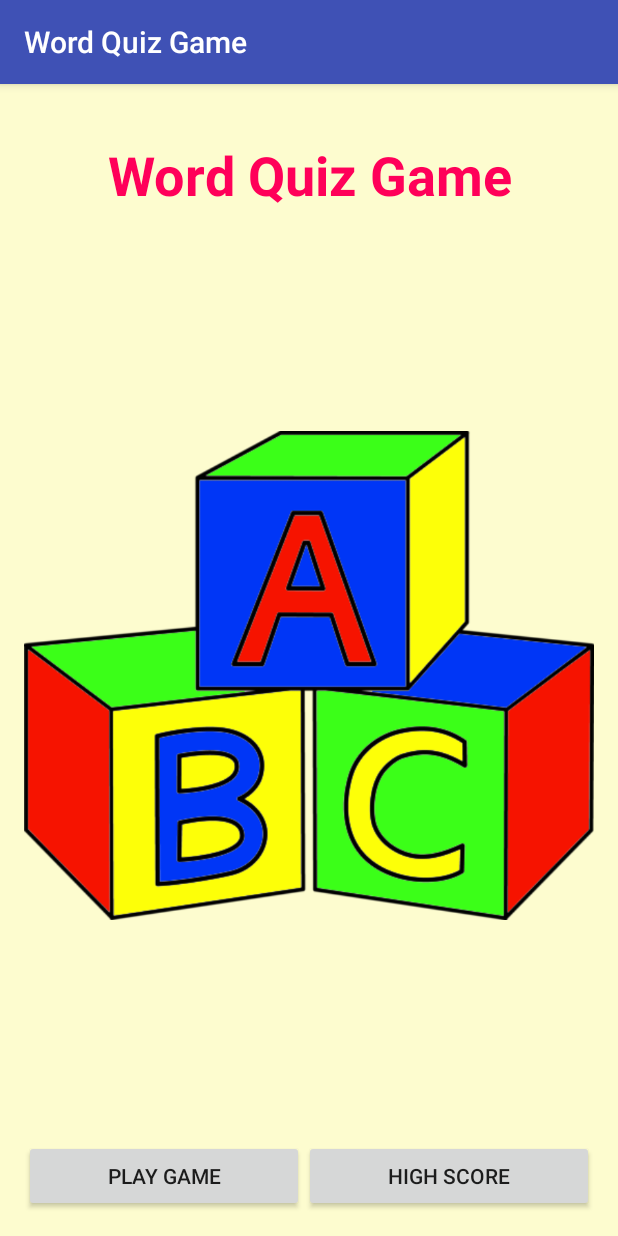
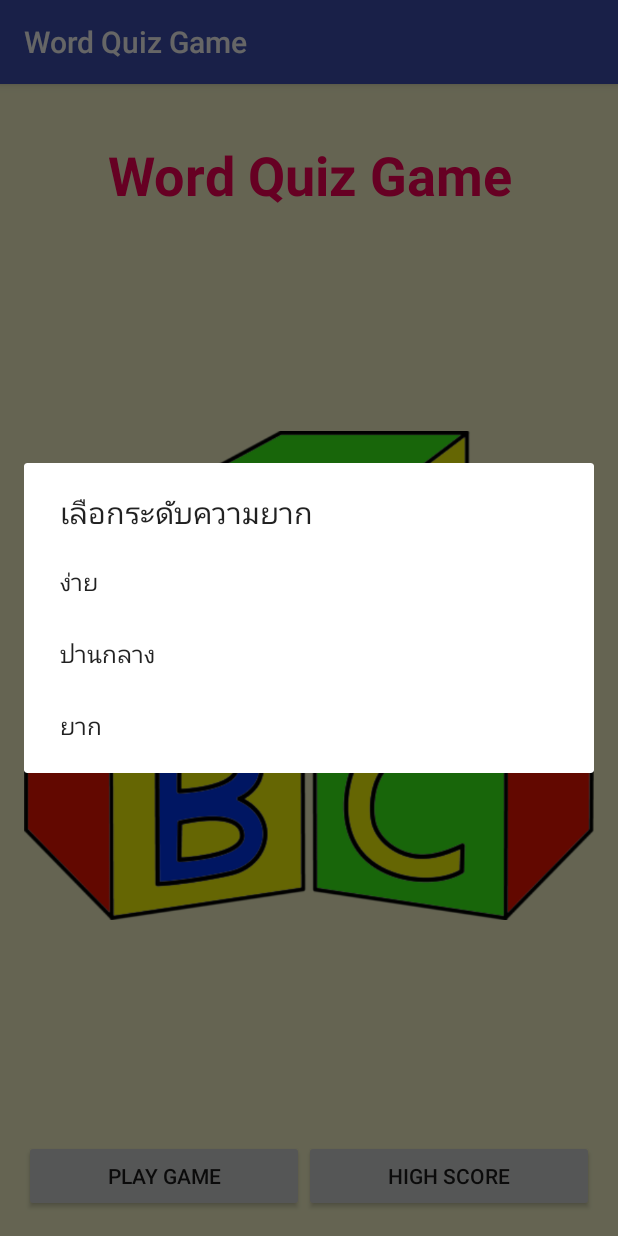
Before and after one commit to 3bugs/WordQuizGame_Live_Class10, an Android app: the screen it shows after launch (MainActivity), after a tap on "PLAY GAME", on a phone screen of 412 x 824 dp. Run offline under Robolectric (Android 15) with nearby library versions, the phone set to English and light mode, and no system bars.

Commit message:
Add GameActivity

```diff
--- a/app/src/main/AndroidManifest.xml
+++ b/app/src/main/AndroidManifest.xml
@@ -8,7 +8,6 @@
         android:label="@string/app_name"
         android:supportsRtl="true"
         android:theme="@style/AppTheme" >
-
         <activity android:name=".MainActivity" >
             <intent-filter>
                 <action android:name="android.intent.action.MAIN" />
@@ -16,7 +15,8 @@
                 <category android:name="android.intent.category.LAUNCHER" />
             </intent-filter>
         </activity>
-
+        <activity android:name=".GameAcitvity" >
+        </activity>
     </application>
 
 </manifest>
--- a/app/src/main/java/com/example/wordquizgame/MainActivity.java
+++ b/app/src/main/java/com/example/wordquizgame/MainActivity.java
@@ -1,31 +1,40 @@
 package com.example.wordquizgame;
 
+import android.app.AlertDialog;
+import android.content.DialogInterface;
 import android.os.Bundle;
 import android.support.v7.app.AppCompatActivity;
+import android.util.Log;
 import android.view.View;
 import android.widget.Button;
-import android.widget.Toast;
 
-public class MainActivity extends AppCompatActivity
-        implements View.OnClickListener {
+public class MainActivity extends AppCompatActivity {
+
+    private static final String TAG = "MainActivity";
+    private Button playGameButton;
 
     @Override
     protected void onCreate(Bundle savedInstanceState) {
         super.onCreate(savedInstanceState);
         setContentView(R.layout.activity_main);
 
-        Button b = (Button) findViewById(R.id.playGameButton);
-        b.setOnClickListener(this);
-    }
-
-    @Override
-    public void onClick(View v) {
-        Toast t1 = Toast.makeText(
-                MainActivity.this,
-                "Hello",
-                Toast.LENGTH_SHORT
-        );
-
-        t1.show();
+        playGameButton = (Button) findViewById(R.id.playGameButton);
+        playGameButton.setOnClickListener(new View.OnClickListener() {
+            @Override
+            public void onClick(View v) {
+                AlertDialog.Builder dialog = new AlertDialog.Builder(MainActivity.this);
+                dialog.setTitle("เลือกระดับความยาก");
+                dialog.setItems(
+                        new String[]{"ง่าย", "ปานกลาง", "ยาก"},
+                        new DialogInterface.OnClickListener() {
+                            @Override
+                            public void onClick(DialogInterface dialog, int which) {
+                                Log.i(TAG, "ผู้ใช้เลือก " + which);
+                            }
+                        }
+                );
+                dialog.show();
+            }
+        });
     }
 }
```
Also changed, not shown: app/src/main/java/com/example/wordquizgame/GameAcitvity.java (added, +13 -0 lines), app/src/main/res/layout/activity_game.xml (added, +10 -0 lines).
